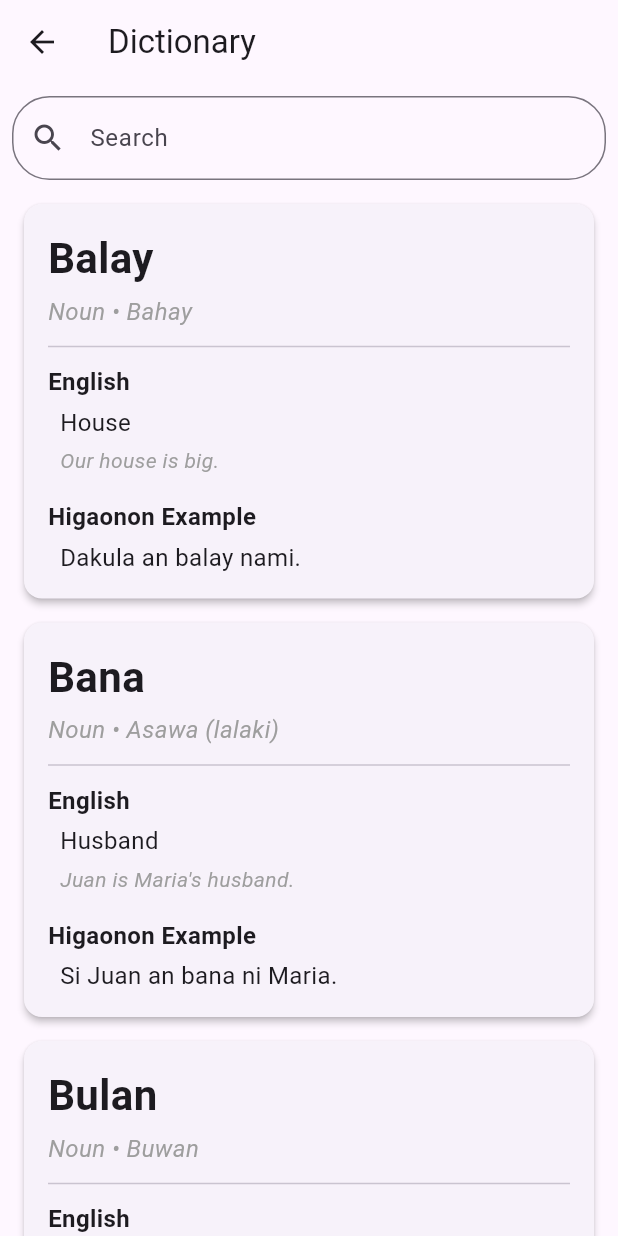
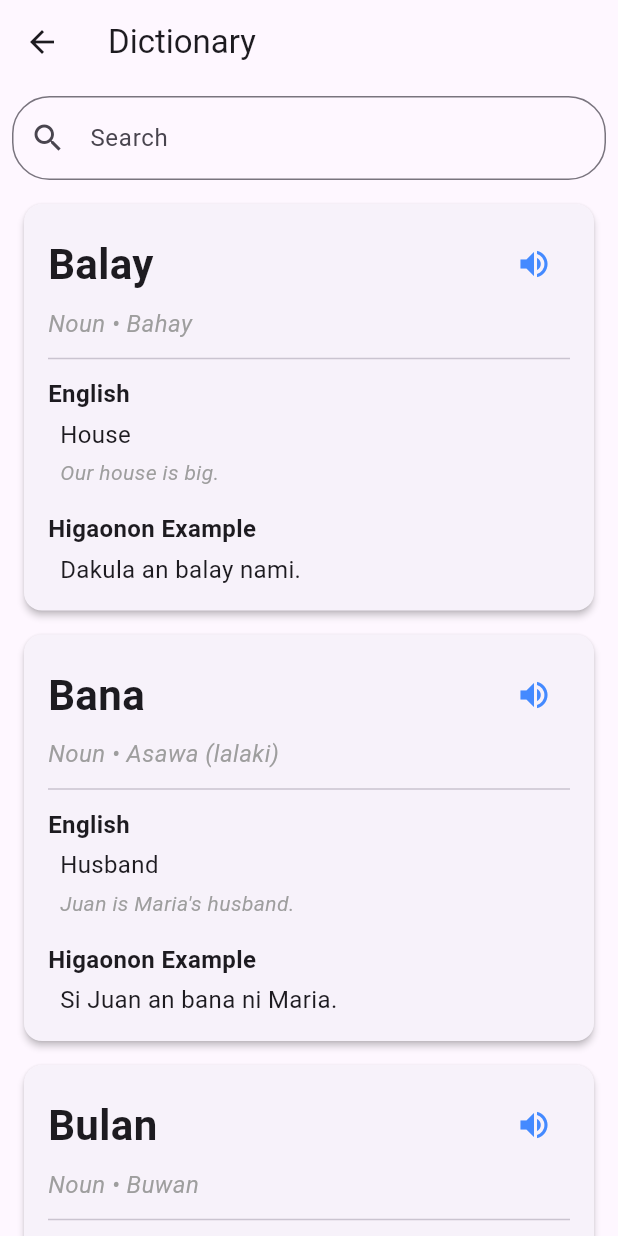
Before and after one commit to Jaykerd123/fireb, a Flutter app: the DictionaryScreen screen opened directly, on a phone screen of 412 x 824 dp. Run offline on Flutter 3.47's test engine with Material 3 defaults, Android fonts, the phone set to English and light mode, and no system bars; our stand-ins replace cloud_firestore, firebase_auth, firebase_core, flutter_spinkit, google_sign_in, image_picker and 1 more; missing offline and left inert: audio_waveforms, flutter_facebook_auth; accounts and stored records are empty.

Commit message:
dictionary speaker

```diff
--- a/lib/screens/dictionary_screen.dart
+++ b/lib/screens/dictionary_screen.dart
@@ -78,9 +78,20 @@ class _DictionaryScreenState extends State<DictionaryScreen> {
                     child: Column(
                       crossAxisAlignment: CrossAxisAlignment.start,
                       children: [
-                        Text(
-                          word.higaonon,
-                          style: const TextStyle(fontSize: 28, fontWeight: FontWeight.bold),
+                        Row(
+                          mainAxisAlignment: MainAxisAlignment.spaceBetween,
+                          children: [
+                            Text(
+                              word.higaonon,
+                              style: const TextStyle(fontSize: 28, fontWeight: FontWeight.bold),
+                            ),
+                            IconButton(
+                              icon: const Icon(Icons.volume_up, color: Colors.blueAccent),
+                              onPressed: () {
+                                // TODO: Implement text-to-speech pronunciation
+                              },
+                            ),
+                          ],
                         ),
                         const SizedBox(height: 4),
                         Text(
```
